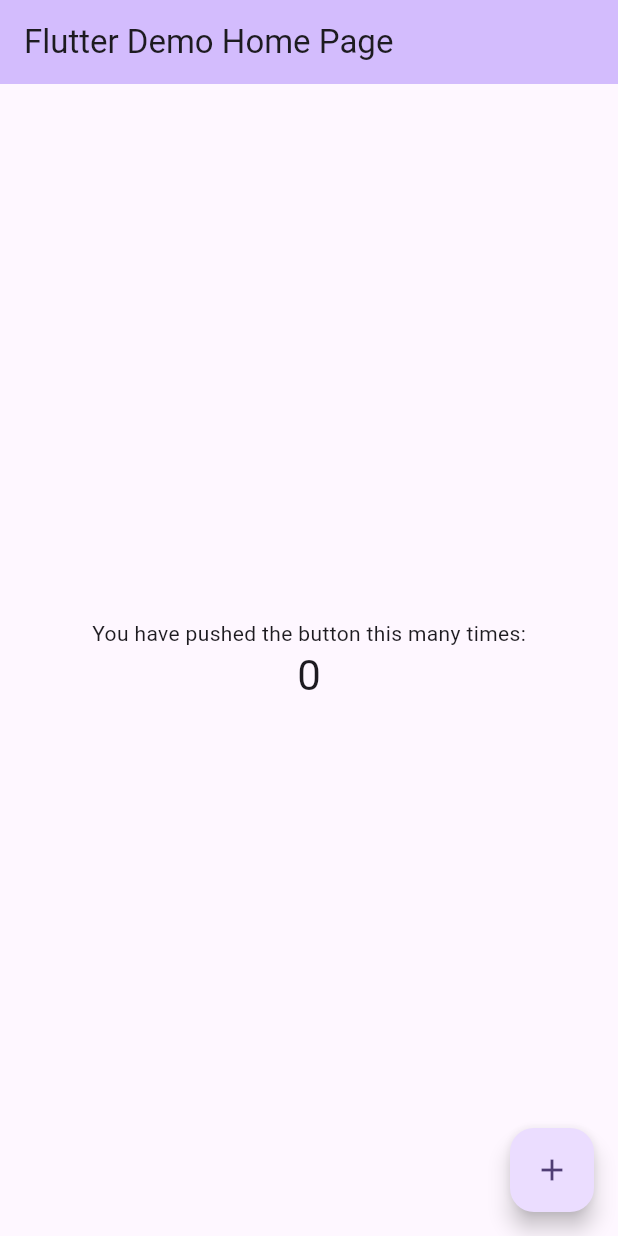
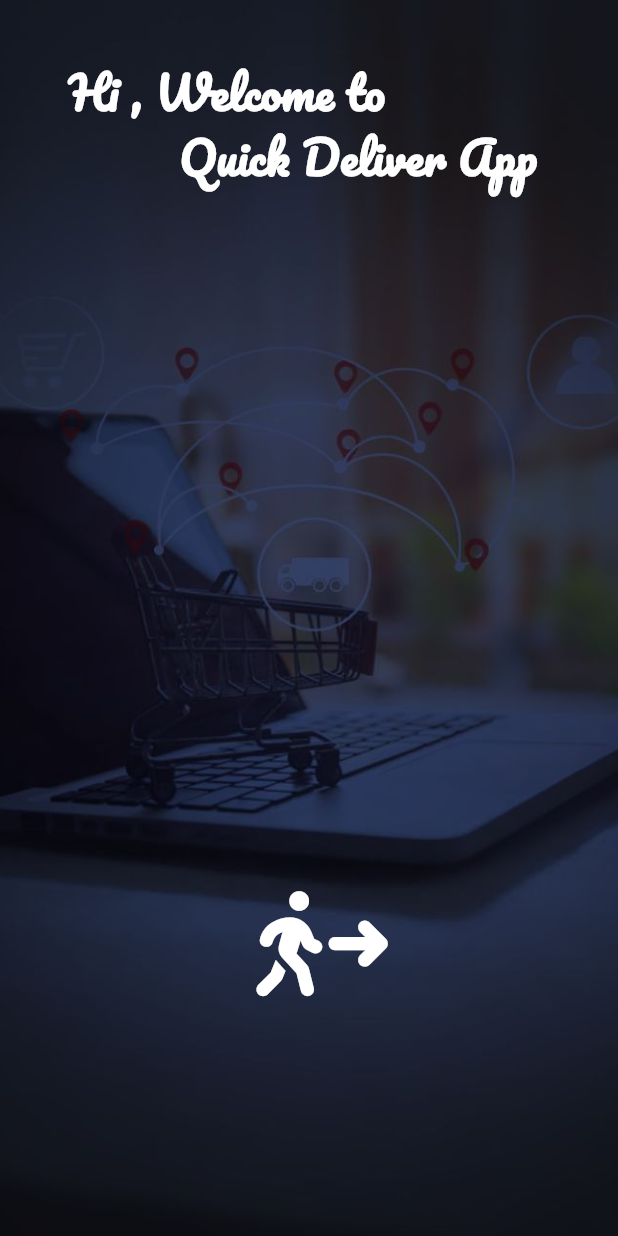
Before and after one commit to Seedrahelal/quick_deliver_app, a Flutter app: the screen it shows after launch, on a phone screen of 412 x 824 dp. Run offline on Flutter 3.47's test engine with Material 3 defaults, Android fonts, the phone set to English and light mode, and no system bars; our stand-ins replace font_awesome_flutter.

Commit message:
create start page and login

```diff
--- /dev/null
+++ b/lib/helper/constants.dart
@@ -0,0 +1,3 @@
+import 'dart:ui';
+
+const kPrimaryColor = Color(0xff516585);
--- a/lib/main.dart
+++ b/lib/main.dart
@@ -1,125 +1,18 @@
 import 'package:flutter/material.dart';
+import 'package:quick_deliver/screens/start_page.dart';
 
 void main() {
-  runApp(const MyApp());
+  runApp(const QuickDeliver());
 }
 
-class MyApp extends StatelessWidget {
-  const MyApp({super.key});
+class QuickDeliver extends StatelessWidget {
+  const QuickDeliver({super.key});
 
-  // This widget is the root of your application.
   @override
   Widget build(BuildContext context) {
     return MaterialApp(
-      title: 'Flutter Demo',
-      theme: ThemeData(
-        // This is the theme of your application.
-        //
-        // TRY THIS: Try running your application with "flutter run". You'll see
-        // the application has a purple toolbar. Then, without quitting the app,
-        // try changing the seedColor in the colorScheme below to Colors.green
-        // and then invoke "hot reload" (save your changes or press the "hot
-        // reload" button in a Flutter-supported IDE, or press "r" if you used
-        // the command line to start the app).
-        //
-        // Notice that the counter didn't reset back to zero; the application
-        // state is not lost during the reload. To reset the state, use hot
-        // restart instead.
-        //
-        // This works for code too, not just values: Most code changes can be
-        // tested with just a hot reload.
-        colorScheme: ColorScheme.fromSeed(seedColor: Colors.deepPurple),
-        useMaterial3: true,
-      ),
-      home: const MyHomePage(title: 'Flutter Demo Home Page'),
+      debugShowCheckedModeBanner: false,
+      home: StartPage(),
     );
   }
 }
-
-class MyHomePage extends StatefulWidget {
-  const MyHomePage({super.key, required this.title});
-
-  // This widget is the home page of your application. It is stateful, meaning
-  // that it has a State object (defined below) that contains fields that affect
-  // how it looks.
-
-  // This class is the configuration for the state. It holds the values (in this
-  // case the title) provided by the parent (in this case the App widget) and
-  // used by the build method of the State. Fields in a Widget subclass are
-  // always marked "final".
-
-  final String title;
-
-  @override
-  State<MyHomePage> createState() => _MyHomePageState();
-}
-
-class _MyHomePageState extends State<MyHomePage> {
-  int _counter = 0;
-
-  void _incrementCounter() {
-    setState(() {
-      // This call to setState tells the Flutter framework that something has
-      // changed in this State, which causes it to rerun the build method below
-      // so that the display can reflect the updated values. If we changed
-      // _counter without calling setState(), then the build method would not be
-      // called again, and so nothing would appear to happen.
-      _counter++;
-    });
-  }
-
-  @override
-  Widget build(BuildContext context) {
-    // This method is rerun every time setState is called, for instance as done
-    // by the _incrementCounter method above.
-    //
-    // The Flutter framework has been optimized to make rerunning build methods
-    // fast, so that you can just rebuild anything that needs updating rather
-    // than having to individually change instances of widgets.
-    return Scaffold(
-      appBar: AppBar(
-        // TRY THIS: Try changing the color here to a specific color (to
-        // Colors.amber, perhaps?) and trigger a hot reload to see the AppBar
-        // change color while the other colors stay the same.
-        backgroundColor: Theme.of(context).colorScheme.inversePrimary,
-        // Here we take the value from the MyHomePage object that was created by
-        // the App.build method, and use it to set our appbar title.
-        title: Text(widget.title),
-      ),
-      body: Center(
-        // Center is a layout widget. It takes a single child and positions it
-        // in the middle of the parent.
-        child: Column(
-          // Column is also a layout widget. It takes a list of children and
-          // arranges them vertically. By default, it sizes itself to fit its
-          // children horizontally, and tries to be as tall as its parent.
-          //
-          // Column has various properties to control how it sizes itself and
-          // how it positions its children. Here we use mainAxisAlignment to
-          // center the children vertically; the main axis here is the vertical
-          // axis because Columns are vertical (the cross axis would be
-          // horizontal).
-          //
-          // TRY THIS: Invoke "debug painting" (choose the "Toggle Debug Paint"
-          // action in the IDE, or press "p" in the console), to see the
-          // wireframe for each widget.
-          mainAxisAlignment: MainAxisAlignment.center,
-          children: <Widget>[
-            const Text(
-              'You have pushed the button this many times:',
-            ),
-            Text(
-              '$_counter',
-              style: Theme.of(context).textTheme.headlineMedium,
-            ),
-          ],
-        ),
-      ),
-      floatingActionButton: FloatingActionButton(
-        onPressed: _incrementCounter,
-        tooltip: 'Increment',
-        child: const Icon(Icons.add),
-      ), // This trailing comma makes auto-formatting nicer for build methods.
-    );
-  }
-}
--- /dev/null
+++ b/lib/screens/start_page.dart
@@ -0,0 +1,90 @@
+import 'package:flutter/material.dart';
+import 'package:font_awesome_flutter/font_awesome_flutter.dart';
+import 'package:quick_deliver/screens/entring_page.dart';
+
+class StartPage extends StatefulWidget {
+  const StartPage({super.key});
+
+  @override
+  State<StartPage> createState() => _StartPageState();
+}
+
+class _StartPageState extends State<StartPage>
+    with SingleTickerProviderStateMixin {
+  late AnimationController controller;
+  late Animation<Offset> iconAnimation;
+  late Animation<double> textAnimation;
+
+  @override
+  void initState() {
+    super.initState();
+    controller =
+        AnimationController(vsync: this, duration: const Duration(seconds: 2));
+    textAnimation = Tween<double>(begin: 0, end: 1).animate(
+        CurvedAnimation(parent: controller, curve: const Interval(0, 1)));
+    iconAnimation = Tween<Offset>(begin: const Offset(-2, 0), end: Offset.zero)
+        .animate(
+            CurvedAnimation(parent: controller, curve: const Interval(0, 1)));
+    controller.forward();
+  }
+
+  @override
+  void dispose() {
+    controller.dispose();
+    super.dispose();
+  }
+
+  @override
+  Widget build(BuildContext context) {
+    return SafeArea(
+      child: Scaffold(
+        body: Container(
+          width: double.infinity,
+          decoration: const BoxDecoration(
+            image: DecorationImage(
+                image:
+                    AssetImage('assets/images/photo_2024-12-17_12-18-09.jpg'),
+                fit: BoxFit.cover),
+          ),
+          child: Column(
+            children: [
+              const SizedBox(height: 40),
+              AnimatedBuilder(
+                  animation: textAnimation,
+                  builder: (context, child) {
+                    return Opacity(
+                      opacity: textAnimation.value,
+                      child: const Text(
+                        "Hi , Welcome to     \n         Quick Deliver App ",
+                        style: TextStyle(
+                            color: Colors.white,
+                            fontFamily: 'Pacifico',
+                            fontSize: 30,
+                            fontWeight: FontWeight.bold),
+                      ),
+                    );
+                  }),
+              const SizedBox(height: 460),
+              SlideTransition(
+                position: iconAnimation,
+                child: IconButton(
+                    onPressed: () {
+                      Navigator.push(context, MaterialPageRoute(
+                        builder: (context) {
+                          return const EntringPage();
+                        },
+                      ));
+                    },
+                    icon: const Icon(
+                      FontAwesomeIcons.personWalkingArrowRight,
+                      size: 70,
+                      color: Colors.white,
+                    )),
+              )
+            ],
+          ),
+        ),
+      ),
+    );
+  }
+}
```
Also changed, not shown: lib/screens/entring_page.dart (added, +126 -0 lines), lib/widgets/custom_button.dart (added, +39 -0 lines), lib/widgets/custom_text_field.dart (added, +64 -0 lines), pubspec.yaml (+10 -20 lines), assets/font/Pacifico-Regular.ttf (added), assets/images/photo_2024-12-17_12-18-09.jpg (added), pubspec.lock.
